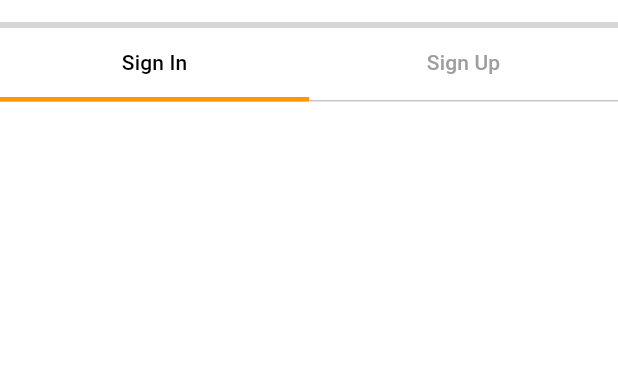
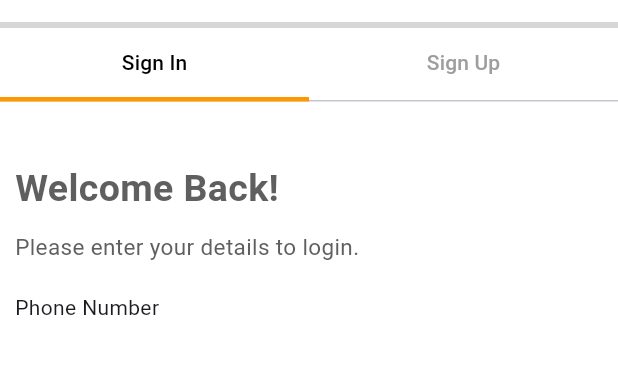
Before and after one commit to nazifanishat09/Dada-Garments, a Flutter app: the screen it shows after launch, on a phone screen of 412 x 824 dp, the part 128-502 px from its top. Run offline on Flutter 3.47's test engine with Material 3 defaults, Android fonts, the phone set to English and light mode, and no system bars.

```diff
--- a/lib/view/auth_ui/auth_ui.dart
+++ b/lib/view/auth_ui/auth_ui.dart
@@ -1,7 +1,7 @@
+import 'package:dada_garments/view/widget/custom_text_widget.dart';
 import 'package:flutter/material.dart';
 
 import '../widget/custom_appbar.dart';
-
 
 class LogInScreen extends StatefulWidget {
   const LogInScreen({super.key});
@@ -13,24 +13,24 @@ class LogInScreen extends StatefulWidget {
 class _LogInScreenState extends State<LogInScreen> {
   @override
   Widget build(BuildContext context) {
-    return DefaultTabController(length: 2,
-      child: Scaffold(appBar: CustomAppBar(),
+    return DefaultTabController(
+      length: 2,
+      child: Scaffold(
+        appBar: CustomAppBar(),
         backgroundColor: Colors.white,
         body: Column(
           children: [
             Container(
               height: 4,
               width: double.infinity,
-            decoration: BoxDecoration(
-              color: Colors.grey[350],
-            ),
+              decoration: BoxDecoration(color: Colors.grey[350]),
             ),
             const TabBar(
               labelColor: Colors.black,
               unselectedLabelColor: Colors.grey,
-        indicatorColor: Colors.orange,  // underline color
-        indicatorWeight: 3,             // underline thickness
-        indicatorSize: TabBarIndicatorSize.tab, // text অনুযায়ী underline
+              indicatorColor: Colors.orange, // underline color
+              indicatorWeight: 3, // underline thickness
+              indicatorSize: TabBarIndicatorSize.tab, // text onujayi underline
               tabs: [
                 Tab(text: "Sign In"),
                 Tab(text: "Sign Up"),
@@ -39,17 +39,39 @@ class _LogInScreenState extends State<LogInScreen> {
             const Expanded(
               child: TabBarView(
                 children: [
-            Column(children: [
-
-
-            ],),
+                  Column(
+                    crossAxisAlignment: CrossAxisAlignment.start,
+                    children: [
+                      Padding(
+                        padding: EdgeInsets.only(top: 40, left: 10),
+                        child: TextWidget(
+                          title: "Welcome Back!",
+                          fs: 25,
+                          fc: Color(0xff5F5F5F),
+                          fw: FontWeight.bold,
+                        ),
+                      ),
+                      Padding(
+                        padding: EdgeInsets.all(10),
+                        child: TextWidget(
+                          title: "Please enter your details to login.",
+                          fc: Color(0xff5F5F5F),
+                          fs: 15,
+                        ),
+                      ),
+                      Padding(
+                        padding: EdgeInsets.all(10),
+                        child: TextWidget(title: "Phone Number"),
+                      ),
+                    ],
+                  ),
                   Center(child: Text("Sign Up Page")),
                 ],
               ),
             ),
           ],
         ),
-
-    ));
+      ),
+    );
   }
 }
```
Also changed, not shown: lib/view/widget/text_form_field.dart (added, +45 -0 lines). Lines whose indentation alone changed are shown as unchanged.
